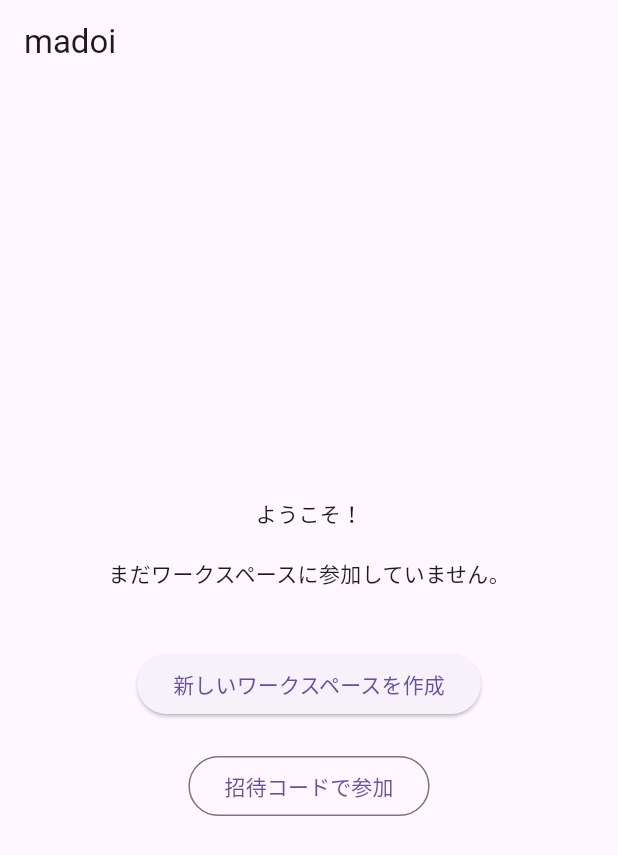
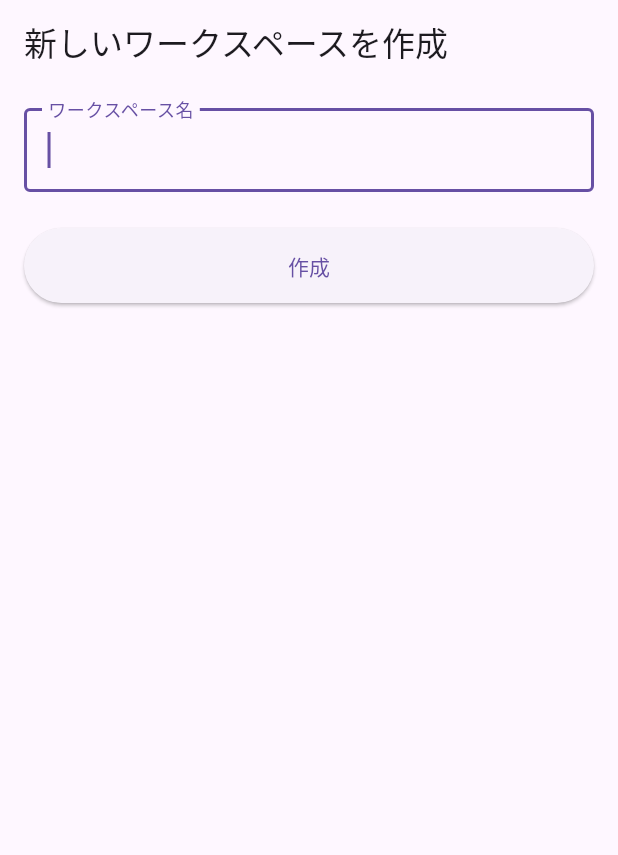
Before and after one commit to daichi0812/madoi, a Flutter app: the screen it shows once a user with an empty profile is signed in, after a tap on "新しいワークスペースを作成", on a phone screen of 412 x 824 dp. Shown: the top 855 px of the screen. Run offline on Flutter 3.47's test engine with Material 3 defaults, Android fonts, the light colour scheme and no system bars; our stand-ins replace cloud_firestore, firebase_auth, firebase_core, flutter_riverpod, go_router, google_sign_in; accounts and stored records are empty.

Commit message:
12: ワークスペースの作成処理

```diff
--- a/lib/common/router/router.dart
+++ b/lib/common/router/router.dart
@@ -6,6 +6,7 @@ import 'package:go_router/go_router.dart';
 import 'package:madoi/features/auth/providers/auth_providers.dart';
 import 'package:madoi/features/auth/screens/login_screen.dart';
 import 'package:madoi/features/home/screens/main_screen.dart';
+import "package:madoi/features/workspace/screens/create_workspace_screen.dart";
 
 // go_routerのインスタンスをシングルトンで提供するProvider
 final goRouterProvider = Provider<GoRouter>((ref) {
@@ -24,6 +25,11 @@ final goRouterProvider = Provider<GoRouter>((ref) {
         path: '/',
         name: 'home',
         builder: (context, state) => const MainScreen(),
+      ),
+      GoRoute(
+        path: "/create-workspace",
+        name: 'create-workspace',
+        builder: (context, state) => const CreateWorkspaceScreen(),
       ),
     ],
 
--- a/lib/features/home/screens/main_screen.dart
+++ b/lib/features/home/screens/main_screen.dart
@@ -2,6 +2,8 @@
 
 import 'package:flutter/material.dart';
 import 'package:flutter_riverpod/flutter_riverpod.dart';
+import 'package:go_router/go_router.dart';
+
 import 'package:madoi/features/auth/providers/auth_providers.dart';
 import 'package:madoi/features/todo/screens/todo_screen.dart';
 import 'package:madoi/features/vehicle/screens/vehicle_screen.dart';
@@ -112,7 +114,8 @@ class NoWorkspaceScreen extends StatelessWidget {
             const SizedBox(height: 40),
             ElevatedButton(
               onPressed: () {
-                // TODO: ワークスペース作成画面に遷移
+                // ワークスペース作成画面に遷移
+                context.go('/create-workspace');
               },
               child: const Text('新しいワークスペースを作成'),
             ),
--- /dev/null
+++ b/lib/features/workspace/screens/create_workspace_screen.dart
@@ -0,0 +1,73 @@
+// lib/features/workspace/screens/create_workspace_screen.dart
+import 'package:flutter/material.dart';
+import 'package:flutter_riverpod/flutter_riverpod.dart';
+import 'package:go_router/go_router.dart';
+
+import 'package:madoi/features/workspace/providers/workspace_providers.dart';
+
+class CreateWorkspaceScreen extends ConsumerStatefulWidget {
+  const CreateWorkspaceScreen({super.key});
+
+  @override
+  ConsumerState<CreateWorkspaceScreen> createState() =>
+      _CreateWorkspaceScreenState();
+}
+
+class _CreateWorkspaceScreenState extends ConsumerState<CreateWorkspaceScreen> {
+  final TextEditingController _nameController = TextEditingController();
+
+  void createWorkspace() async {
+    final workspaceName = _nameController.text.trim();
+    if (workspaceName.isNotEmpty) {
+      // コントローラーのメソッドを呼び出す
+      await ref
+          .read(workspaceControllerProvider.notifier)
+          .createWorkspace(workspaceName);
+
+      // 成功したら前の画面に戻る
+      if (mounted) {
+        context.pop();
+      }
+    }
+  }
+
+  @override
+  void dispose() {
+    _nameController.dispose();
+    super.dispose();
+  }
+
+  @override
+  Widget build(BuildContext context) {
+    return Scaffold(
+      appBar: AppBar(title: const Text('新しいワークスペースを作成')),
+      body: Padding(
+        padding: const EdgeInsets.all(16.0),
+        child: Column(
+          children: [
+            TextField(
+              controller: _nameController,
+              decoration: const InputDecoration(
+                labelText: 'ワークスペース名',
+                border: OutlineInputBorder(),
+              ),
+              autofocus: true,
+            ),
+            const SizedBox(height: 24),
+            ElevatedButton(
+              onPressed: ref.watch(workspaceControllerProvider)
+                  ? null
+                  : createWorkspace,
+              style: ElevatedButton.styleFrom(
+                minimumSize: const Size(double.infinity, 50),
+              ),
+              child: ref.watch(workspaceControllerProvider)
+                  ? const CircularProgressIndicator(color: Colors.white)
+                  : const Text('作成'),
+            ),
+          ],
+        ),
+      ),
+    );
+  }
+}
```
Also changed, not shown: lib/features/workspace/models/workspace_model.dart (added, +38 -0 lines), lib/features/workspace/providers/workspace_providers.dart (added, +40 -0 lines), lib/features/workspace/repositories/workspace_repository.dart (added, +37 -0 lines).
